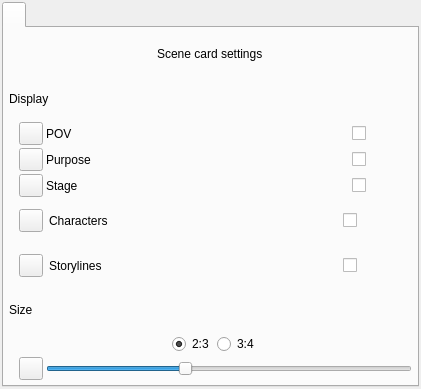
The window that ui/scenes_view_preferences_widget.ui (zkovari/plotlyst) describes before a commit, drawn with Qt 5.
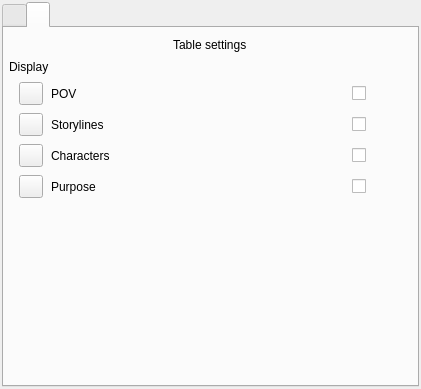
The same window after the commit. Custom widgets are drawn as their Qt base class.

Commit message:
Scene table columns preferences (#887)
* Scene table columns preferences

* domain

* toggle columns

* toggle tab

* column

* Improve character paint

* delegate

* pov toggle

```diff
--- a/ui/scenes_view_preferences_widget.ui
+++ b/ui/scenes_view_preferences_widget.ui
@@ -32,7 +32,7 @@
    <item>
     <widget class="QTabWidget" name="tabWidget">
      <property name="currentIndex">
-      <number>0</number>
+      <number>1</number>
      </property>
      <widget class="QWidget" name="tabCards">
       <property name="relaxe-white-bg" stdset="0">
@@ -43,13 +43,13 @@
       </attribute>
       <layout class="QVBoxLayout" name="verticalLayout_3">
        <property name="spacing">
-        <number>3</number>
+        <number>8</number>
        </property>
        <property name="leftMargin">
         <number>5</number>
        </property>
        <property name="topMargin">
-        <number>5</number>
+        <number>10</number>
        </property>
        <property name="rightMargin">
         <number>5</number>
@@ -60,7 +60,7 @@
        <item alignment="Qt::AlignHCenter">
         <widget class="QLabel" name="lblTitle">
          <property name="text">
-          <string>Scene card settings</string>
+          <string>Card settings</string>
          </property>
          <property name="h5" stdset="0">
           <bool>true</bool>
@@ -362,6 +362,219 @@
           </layout>
          </item>
         </layout>
+       </item>
+       <item>
+        <spacer name="verticalSpacer">
+         <property name="orientation">
+          <enum>Qt::Vertical</enum>
+         </property>
+         <property name="sizeHint" stdset="0">
+          <size>
+           <width>20</width>
+           <height>1</height>
+          </size>
+         </property>
+        </spacer>
+       </item>
+      </layout>
+     </widget>
+     <widget class="QWidget" name="tabTable">
+      <attribute name="title">
+       <string/>
+      </attribute>
+      <layout class="QVBoxLayout" name="verticalLayout_4">
+       <property name="spacing">
+        <number>8</number>
+       </property>
+       <property name="leftMargin">
+        <number>5</number>
+       </property>
+       <property name="topMargin">
+        <number>10</number>
+       </property>
+       <property name="rightMargin">
+        <number>5</number>
+       </property>
+       <property name="bottomMargin">
+        <number>5</number>
+       </property>
+       <item alignment="Qt::AlignHCenter">
+        <widget class="QLabel" name="lblTableTitle">
+         <property name="text">
+          <string>Table settings</string>
+         </property>
+         <property name="h5" stdset="0">
+          <bool>true</bool>
+         </property>
+        </widget>
+       </item>
+       <item>
+        <widget class="QLabel" name="label_8">
+         <property name="text">
+          <string>Display</string>
+         </property>
+        </widget>
+       </item>
+       <item>
+        <layout class="QHBoxLayout" name="horizontalLayout_11">
+         <property name="leftMargin">
+          <number>10</number>
+         </property>
+         <item>
+          <widget class="QToolButton" name="btnTablePov">
+           <property name="text">
+            <string/>
+           </property>
+           <property name="transparent" stdset="0">
+            <bool>true</bool>
+           </property>
+          </widget>
+         </item>
+         <item>
+          <widget class="QLabel" name="label_12">
+           <property name="text">
+            <string>POV</string>
+           </property>
+          </widget>
+         </item>
+         <item alignment="Qt::AlignRight">
+          <widget class="Toggle" name="cbTablePov">
+           <property name="minimumSize">
+            <size>
+             <width>60</width>
+             <height>0</height>
+            </size>
+           </property>
+           <property name="text">
+            <string/>
+           </property>
+          </widget>
+         </item>
+        </layout>
+       </item>
+       <item>
+        <layout class="QHBoxLayout" name="horizontalLayout_9">
+         <property name="leftMargin">
+          <number>10</number>
+         </property>
+         <item>
+          <widget class="QToolButton" name="btnTableStorylines">
+           <property name="text">
+            <string/>
+           </property>
+           <property name="transparent" stdset="0">
+            <bool>true</bool>
+           </property>
+          </widget>
+         </item>
+         <item>
+          <widget class="QLabel" name="label_10">
+           <property name="text">
+            <string>Storylines</string>
+           </property>
+          </widget>
+         </item>
+         <item alignment="Qt::AlignRight">
+          <widget class="Toggle" name="cbTableStorylines">
+           <property name="minimumSize">
+            <size>
+             <width>60</width>
+             <height>0</height>
+            </size>
+           </property>
+           <property name="text">
+            <string/>
+           </property>
+          </widget>
+         </item>
+        </layout>
+       </item>
+       <item>
+        <layout class="QHBoxLayout" name="horizontalLayout_8">
+         <property name="leftMargin">
+          <number>10</number>
+         </property>
+         <item>
+          <widget class="QToolButton" name="btnTableCharacters">
+           <property name="text">
+            <string/>
+           </property>
+           <property name="transparent" stdset="0">
+            <bool>true</bool>
+           </property>
+          </widget>
+         </item>
+         <item>
+          <widget class="QLabel" name="label_9">
+           <property name="text">
+            <string>Characters</string>
+           </property>
+          </widget>
+         </item>
+         <item alignment="Qt::AlignRight">
+          <widget class="Toggle" name="cbTableCharacters">
+           <property name="minimumSize">
+            <size>
+             <width>60</width>
+             <height>0</height>
+            </size>
+           </property>
+           <property name="text">
+            <string/>
+           </property>
+          </widget>
+         </item>
+        </layout>
+       </item>
+       <item>
+        <layout class="QHBoxLayout" name="horizontalLayout_10">
+         <property name="leftMargin">
+          <number>10</number>
+         </property>
+         <item>
+          <widget class="QToolButton" name="btnTablePurpose">
+           <property name="text">
+            <string/>
+           </property>
+           <property name="transparent" stdset="0">
+            <bool>true</bool>
+           </property>
+          </widget>
+         </item>
+         <item>
+          <widget class="QLabel" name="label_11">
+           <property name="text">
+            <string>Purpose</string>
+           </property>
+          </widget>
+         </item>
+         <item alignment="Qt::AlignRight">
+          <widget class="Toggle" name="cbTablePurpose">
+           <property name="minimumSize">
+            <size>
+             <width>60</width>
+             <height>0</height>
+            </size>
+           </property>
+           <property name="text">
+            <string/>
+           </property>
+          </widget>
+         </item>
+        </layout>
+       </item>
+       <item>
+        <spacer name="verticalSpacer_2">
+         <property name="orientation">
+          <enum>Qt::Vertical</enum>
+         </property>
+         <property name="sizeHint" stdset="0">
+          <size>
+           <width>20</width>
+           <height>1</height>
+          </size>
+         </property>
+        </spacer>
        </item>
       </layout>
      </widget>
```
The commit also changes 5 other files.
